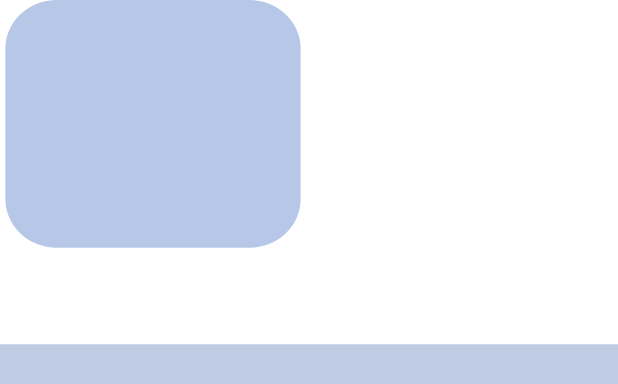
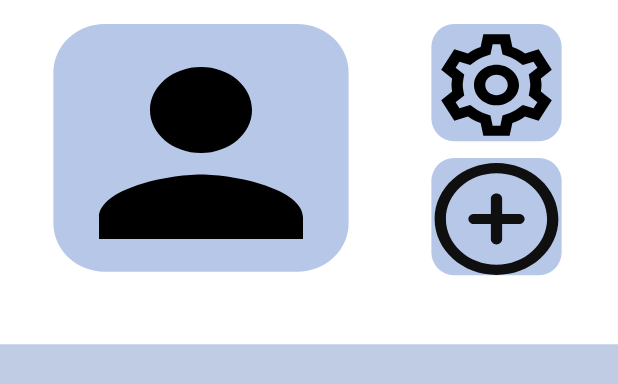
Before and after one commit to jakdxb/Flashcards, an Android app: the layout menu_activity.xml on its own in the app's theme, with its tools: preview values and no code run, on a phone screen of 412 x 824 dp. Shown: the top 384 px of the screen. Run offline under Robolectric (Android 15) with nearby library versions, the phone set to English and light mode, and no system bars.

Commit message:
added new icons for menu_activity.xml

```diff
--- /dev/null
+++ b/app/src/main/res/drawable/add_button.xml
@@ -0,0 +1,6 @@
+<?xml version="1.0" encoding="utf-8"?>
+<layer-list xmlns:android="http://schemas.android.com/apk/res/android">
+    <item android:drawable="@drawable/button_style1" /> <!-- Tło przycisku -->
+    <item
+        android:drawable="@drawable/add_icon" /> <!-- Twoja grafika -->
+</layer-list>
--- /dev/null
+++ b/app/src/main/res/drawable/add_icon.xml
@@ -0,0 +1,5 @@
+<vector android:height="24dp" android:viewportHeight="24"
+    android:viewportWidth="24" android:width="24dp" xmlns:android="http://schemas.android.com/apk/res/android">
+    <path android:fillColor="#0F0F0F" android:pathData="M11,8C11,7.448 11.448,7 12,7C12.552,7 13,7.448 13,8V11H16C16.552,11 17,11.448 17,12C17,12.552 16.552,13 16,13H13V16C13,16.552 12.552,17 12,17C11.448,17 11,16.552 11,16V13H8C7.448,13 7,12.552 7,12C7,11.448 7.448,11 8,11H11V8Z"/>
+    <path android:fillColor="#0F0F0F" android:fillType="evenOdd" android:pathData="M23,12C23,18.075 18.075,23 12,23C5.925,23 1,18.075 1,12C1,5.925 5.925,1 12,1C18.075,1 23,5.925 23,12ZM3.007,12C3.007,16.967 7.033,20.993 12,20.993C16.967,20.993 20.993,16.967 20.993,12C20.993,7.033 16.967,3.007 12,3.007C7.033,3.007 3.007,7.033 3.007,12Z"/>
+</vector>
--- /dev/null
+++ b/app/src/main/res/drawable/ic_baseline_person_24.xml
@@ -0,0 +1,5 @@
+<vector android:height="24dp" android:tint="#000000"
+    android:viewportHeight="24" android:viewportWidth="24"
+    android:width="24dp" xmlns:android="http://schemas.android.com/apk/res/android">
+    <path android:fillColor="@android:color/white" android:pathData="M12,12c2.21,0 4,-1.79 4,-4s-1.79,-4 -4,-4 -4,1.79 -4,4 1.79,4 4,4zM12,14c-2.67,0 -8,1.34 -8,4v2h16v-2c0,-2.66 -5.33,-4 -8,-4z"/>
+</vector>
--- /dev/null
+++ b/app/src/main/res/drawable/profile_button.xml
@@ -0,0 +1,5 @@
+<layer-list xmlns:android="http://schemas.android.com/apk/res/android">
+    <item android:drawable="@drawable/button_style1" /> <!-- Tło przycisku -->
+    <item
+        android:drawable="@drawable/ic_baseline_person_24" /> <!-- Twoja grafika -->
+</layer-list>
--- /dev/null
+++ b/app/src/main/res/drawable/settings_button.xml
@@ -0,0 +1,5 @@
+<layer-list xmlns:android="http://schemas.android.com/apk/res/android">
+    <item android:drawable="@drawable/button_style1" /> <!-- Tło przycisku -->
+    <item
+        android:drawable="@drawable/settings_icon" /> <!-- Twoja grafika -->
+</layer-list>
--- /dev/null
+++ b/app/src/main/res/drawable/settings_icon.xml
@@ -0,0 +1,9 @@
+<vector xmlns:android="http://schemas.android.com/apk/res/android"
+    android:width="24dp"
+    android:height="24dp"
+    android:viewportWidth="24"
+    android:viewportHeight="24">
+  <path
+      android:fillColor="#FF000000"
+      android:pathData="M9.666,2L9.176,4.523C8.352,4.834 7.595,5.27 6.932,5.814L4.508,4.979L2.172,9.021L4.113,10.709C4.039,11.167 4,11.592 4,12C4,12.409 4.04,12.833 4.113,13.291L4.113,13.293L2.172,14.98L4.508,19.021L6.93,18.188C7.593,18.732 8.351,19.166 9.176,19.477L9.666,22L14.334,22L14.824,19.477C15.649,19.166 16.405,18.731 17.068,18.186L19.492,19.021L21.826,14.98L19.887,13.291C19.961,12.833 20,12.408 20,12C20,11.592 19.961,11.168 19.887,10.711L19.887,10.709L21.828,9.02L19.492,4.979L17.07,5.813C16.407,5.268 15.649,4.834 14.824,4.523L14.334,2L9.666,2zM11.314,4L12.686,4L13.074,6L14.117,6.395C14.746,6.631 15.311,6.957 15.801,7.359L16.664,8.066L18.586,7.406L19.271,8.592L17.736,9.928L17.912,11.027L17.912,11.029C17.973,11.404 18,11.719 18,12C18,12.281 17.973,12.596 17.912,12.971L17.734,14.07L19.27,15.406L18.584,16.594L16.664,15.932L15.799,16.641C15.309,17.043 14.746,17.369 14.117,17.605L14.115,17.605L13.072,18L12.684,20L11.314,20L10.926,18L9.883,17.605C9.254,17.369 8.689,17.043 8.199,16.641L7.336,15.934L5.414,16.594L4.729,15.408L6.266,14.07L6.088,12.975L6.088,12.973C6.028,12.596 6,12.281 6,12C6,11.719 6.027,11.404 6.088,11.029L6.266,9.93L4.729,8.594L5.414,7.406L7.336,8.068L8.199,7.359C8.689,6.957 9.254,6.631 9.883,6.395L10.926,6L11.314,4zM12,8C9.803,8 8,9.803 8,12C8,14.197 9.803,16 12,16C14.197,16 16,14.197 16,12C16,9.803 14.197,8 12,8zM12,10C13.111,10 14,10.889 14,12C14,13.111 13.111,14 12,14C10.889,14 10,13.111 10,12C10,10.889 10.889,10 12,10z"/>
+</vector>
--- a/app/src/main/res/layout/menu_activity.xml
+++ b/app/src/main/res/layout/menu_activity.xml
@@ -12,11 +12,45 @@
         android:id="@+id/loginButton"
         android:layout_width="204dp"
         android:layout_height="172dp"
-        android:background="@drawable/button_style1"
+        android:layout_marginStart="32dp"
+        android:layout_marginTop="16dp"
+        android:background="@drawable/profile_button"
+        android:contentDescription="Login Button"
+        android:drawableWidth="64dp"
+        android:drawableHeight="64dp"
         android:textAllCaps="true"
         android:textColor="@color/white"
-        tools:layout_editor_absoluteX="16dp"
-        tools:layout_editor_absoluteY="16dp" />
+        app:layout_constraintStart_toStartOf="parent"
+        app:layout_constraintTop_toTopOf="parent" />
 
+    <androidx.appcompat.widget.AppCompatButton
+        android:id="@+id/addButton"
+        android:layout_width="90dp"
+        android:layout_height="81dp"
+        android:layout_marginTop="8dp"
+        android:layout_marginEnd="36dp"
+        android:background="@drawable/add_button"
+        android:contentDescription="Add Button"
+        android:drawableWidth="64dp"
+        android:drawableHeight="64dp"
+        android:textAllCaps="true"
+        android:textColor="@color/white"
+        app:layout_constraintEnd_toEndOf="parent"
+        app:layout_constraintTop_toBottomOf="@+id/settingsButton" />
+
+    <androidx.appcompat.widget.AppCompatButton
+        android:id="@+id/settingsButton"
+        android:layout_width="90dp"
+        android:layout_height="81dp"
+        android:layout_marginTop="16dp"
+        android:layout_marginEnd="36dp"
+        android:background="@drawable/settings_button"
+        android:contentDescription="Settings Button"
+        android:drawableWidth="64dp"
+        android:drawableHeight="64dp"
+        android:textAllCaps="true"
+        android:textColor="@color/white"
+        app:layout_constraintEnd_toEndOf="parent"
+        app:layout_constraintTop_toTopOf="parent" />
 
 </androidx.constraintlayout.widget.ConstraintLayout>
```
